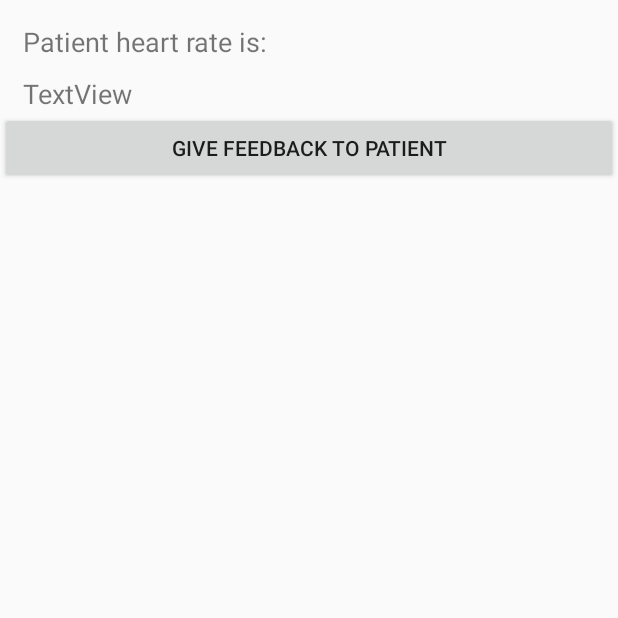
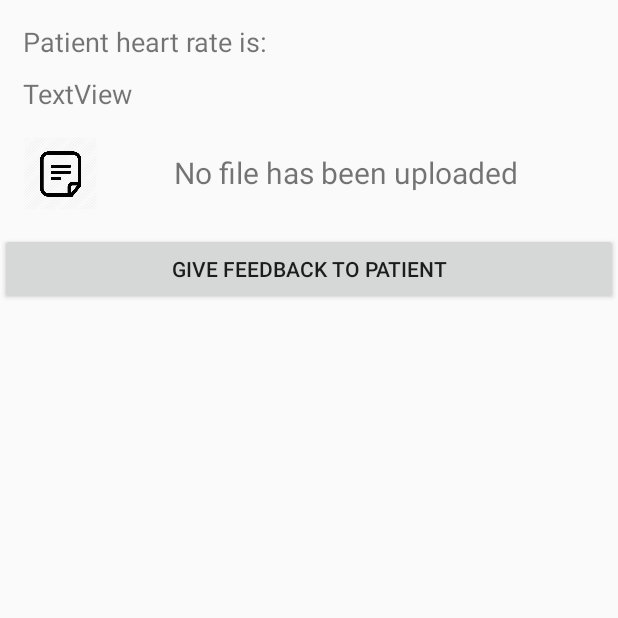
Before and after one commit to dalley8626/Software-Engineering-Studio-Assessment, an Android app: the DataPacketViewDoctor screen opened directly, with no data from a screen before it, on a phone screen of 412 x 824 dp, the top half of it. Run offline under Robolectric (Android 15) with nearby library versions, the light colour scheme and no system bars; our stand-ins replace Firebase (no records; nobody signed in at launch, a user with empty details on screens opened directly).

Commit message:
Fixed url problem not uploading, TODO: Complete Retrieving data

```diff
--- a/DocComm/app/src/main/java/au/edu/uts/doccomm/DataPacketViewDoctor.java
+++ b/DocComm/app/src/main/java/au/edu/uts/doccomm/DataPacketViewDoctor.java
@@ -1,18 +1,26 @@
 package au.edu.uts.doccomm;
 
 import android.content.Intent;
+import android.net.Uri;
 import android.support.annotation.NonNull;
 import android.support.v7.app.AppCompatActivity;
 import android.os.Bundle;
 import android.view.View;
+import android.widget.ImageView;
+import android.widget.LinearLayout;
 import android.widget.TextView;
 
+import com.google.android.gms.tasks.OnCompleteListener;
+import com.google.android.gms.tasks.OnSuccessListener;
+import com.google.android.gms.tasks.Task;
 import com.google.firebase.auth.FirebaseAuth;
 import com.google.firebase.database.DataSnapshot;
 import com.google.firebase.database.DatabaseError;
 import com.google.firebase.database.DatabaseReference;
 import com.google.firebase.database.FirebaseDatabase;
 import com.google.firebase.database.ValueEventListener;
+import com.google.firebase.storage.FirebaseStorage;
+import com.google.firebase.storage.StorageReference;
 
 import java.util.Map;
 
@@ -20,12 +28,19 @@ public class DataPacketViewDoctor extends AppCompatActivity {
 
     private FirebaseAuth mAuth;
     private DatabaseReference mDatabase;
+    private StorageReference mStorageRef;
+    private FirebaseStorage mFirebaseStorage;
+
+
 
     private String doctorID;
     private String patientID;
     private String timeStamp;
 
+    private String url;
     private TextView heartRateTV;
+    private LinearLayout llUploadName;
+    private TextView tvUploadName;
 
     public void sendFeedback(View view) {
         Intent intent = new Intent(getApplicationContext(), SendFeedbackActivity.class);
@@ -47,7 +62,13 @@ public class DataPacketViewDoctor extends AppCompatActivity {
         patientID = getIntent().getStringExtra("patientID");
         timeStamp = getIntent().getStringExtra("timeStamp");
 
+
         heartRateTV = findViewById(R.id.heartRateTV2);
+
+
+        tvUploadName = findViewById(R.id.tvUploadName);
+        llUploadName = findViewById(R.id.lluploadName);
+
 
         DatabaseReference m1 = mDatabase.child(doctorID);
         DatabaseReference m2 = m1.child("dataPacket");
@@ -60,6 +81,7 @@ public class DataPacketViewDoctor extends AppCompatActivity {
                 for(DataSnapshot snapshot : dataSnapshot.getChildren()) {
                     dataPacket = (Map<String, Object>) snapshot.getValue();
                     packetTimeStamp = (String) dataPacket.get("timestamp");
+                    url = (String) dataPacket.get("url");
 
                     if(timeStamp.equals(packetTimeStamp)) {
                        heartRateTV.setText((String) dataPacket.get("heartRate"));
@@ -67,10 +89,28 @@ public class DataPacketViewDoctor extends AppCompatActivity {
                 }
             }
 
+
+
             @Override
             public void onCancelled(@NonNull DatabaseError databaseError) {
 
             }
         });
     }
+
+    public void getDownloadFile() {
+        FirebaseStorage storage = FirebaseStorage.getInstance();
+
+        StorageReference httpReference = storage.getReferenceFromUrl(url);
+
+        mStorageRef.child("files").getDownloadUrl().addOnSuccessListener(new OnSuccessListener<Uri>() {
+            @Override
+            public void onSuccess(Uri uri) {
+                url = uri.toString();
+                tvUploadName.setText(url);
+            }
+        });
+
+
+    }
 }
--- a/DocComm/app/src/main/res/layout/activity_data_packet_view_doctor.xml
+++ b/DocComm/app/src/main/res/layout/activity_data_packet_view_doctor.xml
@@ -27,6 +27,32 @@
         android:text="TextView"
         android:textSize="18sp" />
 
+    <LinearLayout
+        android:layout_width="match_parent"
+        android:layout_height="wrap_content"
+        android:layout_centerHorizontal="true"
+        android:id="@+id/lluploadName"
+        android:layout_margin="15dp"
+        android:orientation="horizontal" >
+
+        <ImageView
+            android:id="@+id/ivUploadLogo"
+            android:layout_width="50dp"
+            android:src="@drawable/document"
+            android:layout_height="50dp"
+            android:paddingTop="1dp" />
+
+        <TextView
+            android:id="@+id/tvUploadName"
+            android:layout_width="match_parent"
+            android:layout_height="50dp"
+            android:textSize="20dp"
+            android:text="No file has been uploaded"
+            android:gravity="center" />
+    </LinearLayout>
+
+
+
     <Button
         android:id="@+id/button11"
         android:layout_width="match_parent"
```
Also changed, not shown: DocComm/app/src/main/java/au/edu/uts/doccomm/DataPacketActivity.java (+14 -6 lines), DocComm/app/src/main/res/drawable/document.png (added).
